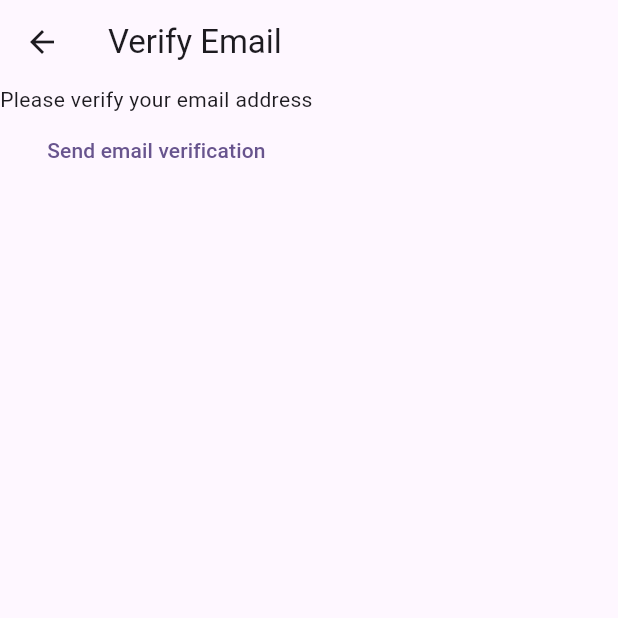
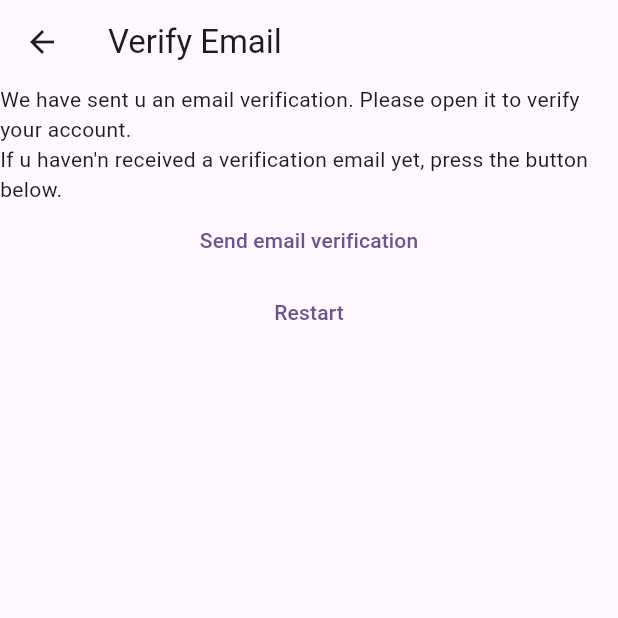
Before and after one commit to Snorlaxida/flutterTest, a Flutter app: the VerifyEmailView screen opened directly, on a phone screen of 412 x 824 dp, the top half of it. Run offline on Flutter 3.47's test engine with Material 3 defaults, Android fonts, the phone set to English and light mode, and no system bars; our stand-ins replace firebase_auth, firebase_core; accounts and stored records are empty.

Commit message:
some fixes

```diff
--- a/lib/constants/routes.dart
+++ b/lib/constants/routes.dart
@@ -1,3 +1,4 @@
 const loginRoute = "/login/";
 const registerRoute = "/register/";
 const notesRoute = "/notes/";
+const verifyEmailRoute = "/verify-email/";
--- a/lib/main.dart
+++ b/lib/main.dart
@@ -29,6 +29,7 @@ class MyApp extends StatelessWidget {
         loginRoute: (context) => const LoginView(),
         registerRoute: (context) => const RegisterView(),
         notesRoute: (context) => const NotesView(),
+        verifyEmailRoute: (context) => const VerifyEmailView(),
       },
     );
   }
--- a/lib/views/login_view.dart
+++ b/lib/views/login_view.dart
@@ -71,10 +71,10 @@ class _LoginViewState extends State<LoginView> {
                 } else if (e.code == "wrong-password") {
                   await showErrorDialog(context, "Wrong password!");
                 } else {
-                  showErrorDialog(context, "Error: ${e.code}");
+                  await showErrorDialog(context, "Error: ${e.code}");
                 }
               } catch (e) {
-                showErrorDialog(context, e.toString());
+                await showErrorDialog(context, e.toString());
               }
             },
             child: const Text("Login"),
--- a/lib/views/verify_email.dart
+++ b/lib/views/verify_email.dart
@@ -1,4 +1,5 @@
 import 'package:firebase_auth/firebase_auth.dart';
+import 'package:firetest/constants/routes.dart';
 import 'package:flutter/material.dart';
 
 class VerifyEmailView extends StatefulWidget {
@@ -17,13 +18,25 @@ class _VerifyEmailViewState extends State<VerifyEmailView> {
       ),
       body: Column(
         children: [
-          const Text("Please verify your email address"),
+          const Text(
+              "We have sent u an email verification. Please open it to verify your account."),
+          const Text(
+              "If u haven'n received a verification email yet, press the button below."),
           TextButton(
               onPressed: () async {
                 final user = FirebaseAuth.instance.currentUser;
                 await user?.sendEmailVerification();
               },
-              child: const Text("Send email verification"))
+              child: const Text("Send email verification")),
+          TextButton(
+              onPressed: () async {
+                await FirebaseAuth.instance.signOut();
+                Navigator.of(context).pushNamedAndRemoveUntil(
+                  registerRoute,
+                  (route) => false,
+                );
+              },
+              child: const Text("Restart"))
         ],
       ),
     );
```
Also changed, not shown: lib/views/register_view.dart (+15 -7 lines).
